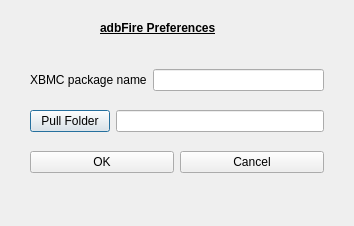
Old version of the form preferencesdialog.ui in the repository kbrack1/adbFire.
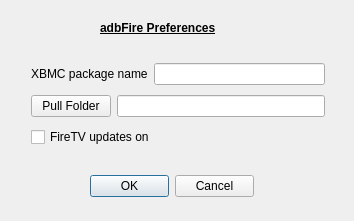
New version of the form.

The edit to the form file:
```diff
--- a/preferencesdialog.ui
+++ b/preferencesdialog.ui
@@ -7,7 +7,7 @@
     <x>0</x>
     <y>0</y>
     <width>354</width>
-    <height>226</height>
+    <height>221</height>
    </rect>
   </property>
   <property name="windowTitle">
@@ -29,10 +29,36 @@
   <widget class="QWidget" name="">
    <property name="geometry">
     <rect>
-     <x>30</x>
-     <y>56</y>
+     <x>90</x>
+     <y>170</y>
+     <width>164</width>
+     <height>32</height>
+    </rect>
+   </property>
+   <layout class="QHBoxLayout" name="horizontalLayout">
+    <item>
+     <widget class="QPushButton" name="pushButton">
+      <property name="text">
+       <string>OK</string>
+      </property>
+     </widget>
+    </item>
+    <item>
+     <widget class="QPushButton" name="pushButton_2">
+      <property name="text">
+       <string>Cancel</string>
+      </property>
+     </widget>
+    </item>
+   </layout>
+  </widget>
+  <widget class="QWidget" name="">
+   <property name="geometry">
+    <rect>
+     <x>31</x>
+     <y>59</y>
      <width>294</width>
-     <height>133</height>
+     <height>94</height>
     </rect>
    </property>
    <layout class="QVBoxLayout" name="verticalLayout">
@@ -55,7 +81,7 @@
      </layout>
     </item>
     <item>
-     <layout class="QHBoxLayout" name="horizontalLayout">
+     <layout class="QHBoxLayout" name="horizontalLayout_3">
       <item>
        <widget class="QPushButton" name="pfolderButton">
         <property name="toolTip">
@@ -76,22 +102,11 @@
      </layout>
     </item>
     <item>
-     <layout class="QHBoxLayout" name="horizontalLayout_3">
-      <item>
-       <widget class="QPushButton" name="pushButton">
-        <property name="text">
-         <string>OK</string>
-        </property>
-       </widget>
-      </item>
-      <item>
-       <widget class="QPushButton" name="pushButton_2">
-        <property name="text">
-         <string>Cancel</string>
-        </property>
-       </widget>
-      </item>
-     </layout>
+     <widget class="QCheckBox" name="ftvupdatesBox">
+      <property name="text">
+       <string>FireTV updates on</string>
+      </property>
+     </widget>
     </item>
    </layout>
   </widget>
```
